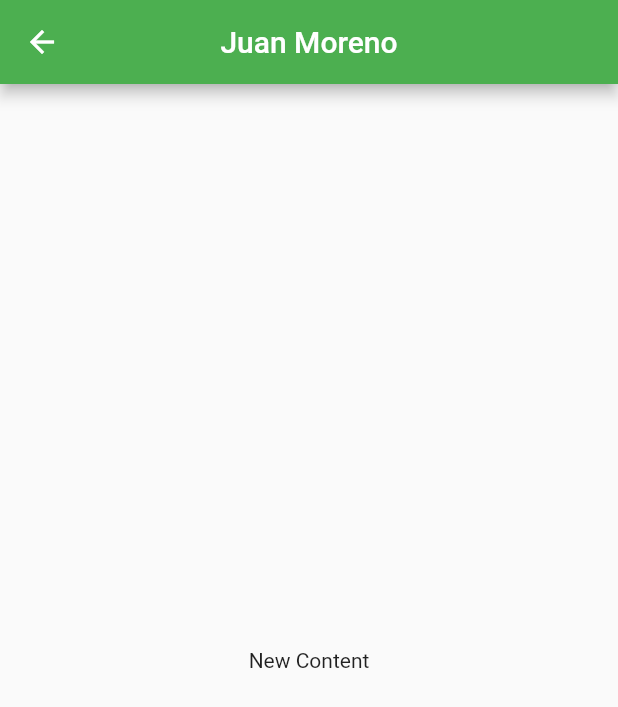
After one commit to morjuax/curso_flutter_basico, a Flutter app: the screen it shows after launch, after a tap on "Juan Moreno", on a phone screen of 412 x 824 dp. The commit adds this screen. Shown: the top 707 px of the screen. Run offline on Flutter 3.47's test engine with Material 2 defaults, Android fonts, the phone set to English and light mode, and no system bars.

Commit message:
[UPD] 3.4 - Rutas

```diff
--- a/lib/main.dart
+++ b/lib/main.dart
@@ -1,3 +1,5 @@
+import 'package:curso_flutter_basico/ui/pages/contact_datail_page.dart';
+import 'package:curso_flutter_basico/ui/pages/form_contact_page.dart';
 import 'package:curso_flutter_basico/ui/pages/home_page.dart';
 import 'package:flutter/material.dart';
 
@@ -11,6 +13,10 @@ class MyApp extends StatelessWidget {
   @override
   Widget build(BuildContext context) {
     return MaterialApp(
+      routes: {
+        'contactDetail': (context) => ContactDetailPage(),
+        'formContact': (context) => FormContactPage()
+      },
         title: 'Flutter Demo',
         theme: ThemeData(
           primarySwatch: Colors.green,
--- /dev/null
+++ b/lib/ui/pages/contact_datail_page.dart
@@ -0,0 +1,27 @@
+import 'package:curso_flutter_basico/models/person_model.dart';
+import 'package:flutter/material.dart';
+
+class ContactDetailPage extends StatelessWidget {
+  ContactDetailPage();
+
+  @override
+  Widget build(BuildContext context) {
+    final ContactDetailArgs args = ModalRoute.of(context).settings.arguments;
+    return Scaffold(
+      appBar: AppBar(
+        title: Text(args.person.name),
+        centerTitle: true,
+      ),
+      body: Center(
+        child: Text(args.content),
+      ),
+    );
+  }
+}
+
+class ContactDetailArgs {
+  final PersonModel person;
+  final String content;
+
+  ContactDetailArgs({this.person, this.content='Content'});
+}
--- a/lib/ui/widgets/custom_buttons.dart
+++ b/lib/ui/widgets/custom_buttons.dart
@@ -24,9 +24,10 @@ class _CustomButtonState extends State<CustomButton> {
         // setState(() {
         //   this.titleButton = 'New title button';
         // });
-        Navigator.push(context, MaterialPageRoute(builder: (context) {
-          return FormContactPage();
-        }));
+        // Navigator.push(context, MaterialPageRoute(builder: (context) {
+        //   return FormContactPage();
+        // }));
+        Navigator.pushNamed(context, 'formContact');
       },
       onLongPress: () {
         print('presionado largo del boton');
--- a/lib/ui/widgets/custom_listtile.dart
+++ b/lib/ui/widgets/custom_listtile.dart
@@ -1,8 +1,8 @@
 import 'package:curso_flutter_basico/models/person_model.dart';
+import 'package:curso_flutter_basico/ui/pages/contact_datail_page.dart';
 import 'package:flutter/material.dart';
 
 class CustomListTile extends StatelessWidget {
-
   final PersonModel person;
 
   CustomListTile({this.person});
@@ -10,6 +10,12 @@ class CustomListTile extends StatelessWidget {
   @override
   Widget build(BuildContext context) {
     return ListTile(
+      onTap: () {
+        Navigator.pushNamed(context, 'contactDetail', arguments: ContactDetailArgs(
+          person: this.person,
+          content: 'New Content'
+        ));
+      },
       leading: Icon(person.iconLeft),
       trailing: SizedBox(
         width: 100.0,
@@ -18,8 +24,11 @@ class CustomListTile extends StatelessWidget {
           crossAxisAlignment: CrossAxisAlignment.center,
           children: [
             Icon(person.iconRight),
-            SizedBox(width: 8.0,),
-            Icon(Icons.call)],
+            SizedBox(
+              width: 8.0,
+            ),
+            Icon(Icons.call)
+          ],
         ),
       ),
       title: Text(person.name),
```
Also changed, not shown: 1 other file.
